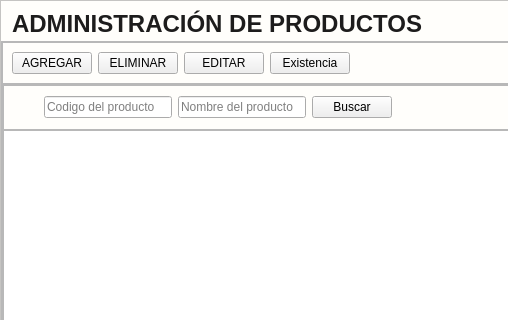
First picture: the form in app/View/UserInterfaceUi/UI_CONTROL_PRODUCTOS.ui, repository LAngelVp/software-punto-de-venta, before the edit; both pictures show x 0 to 508 and y 0 to 320 of the 743 by 433 pixel window.
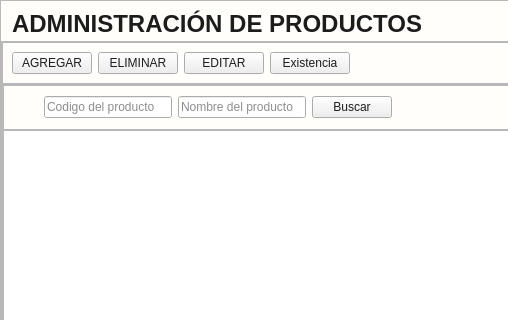
Second picture: the form after the edit. Icons and pictures are not drawn.

Diff of the .ui file:
```diff
--- a/app/View/UserInterfaceUi/UI_CONTROL_PRODUCTOS.ui
+++ b/app/View/UserInterfaceUi/UI_CONTROL_PRODUCTOS.ui
@@ -14,11 +14,13 @@
    <string>Form</string>
   </property>
   <property name="styleSheet">
-   <string notr="true">#Control_Productos{
+   <string notr="true">*{color: #1d1c1c;}
+#Control_Productos{
 background: #fffefb;
 }
-#contenedor{
+[objectName*=&quot;contenedor&quot;]{
 background: #fffefb;
+border:none;
 }
 #etiquetaTitulo_productos{
 color:#1d1c1c;
@@ -80,10 +82,10 @@
 border-bottom:2px solid #023375;
 }
 /*TABLA*/
-
 [objectName*=&quot;tabla_&quot;] {
     font-family: Arial;
     font-size: 14px;
+background: #F5F5F5;
 }
 
 /* Encabezados de la tabla */
@@ -108,6 +110,7 @@
     color: white;
 }
 
+
 </string>
   </property>
   <layout class="QGridLayout" name="gridLayout">
```
Left out of the diff: 44 changed lines with no effect on the pictures.
